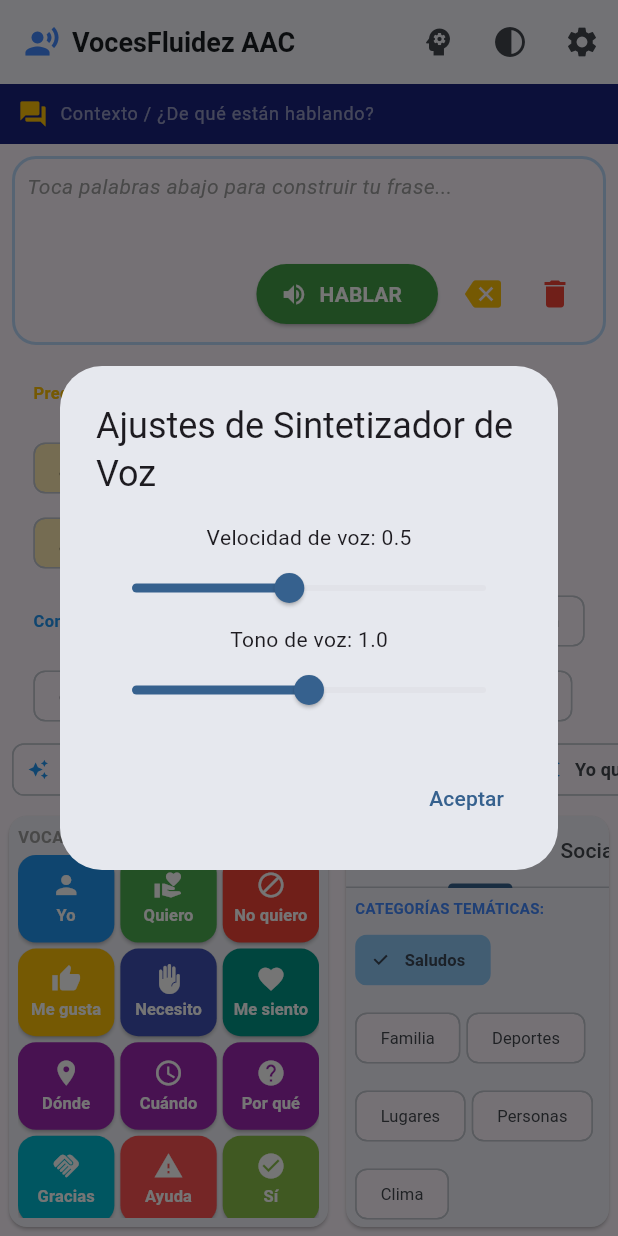
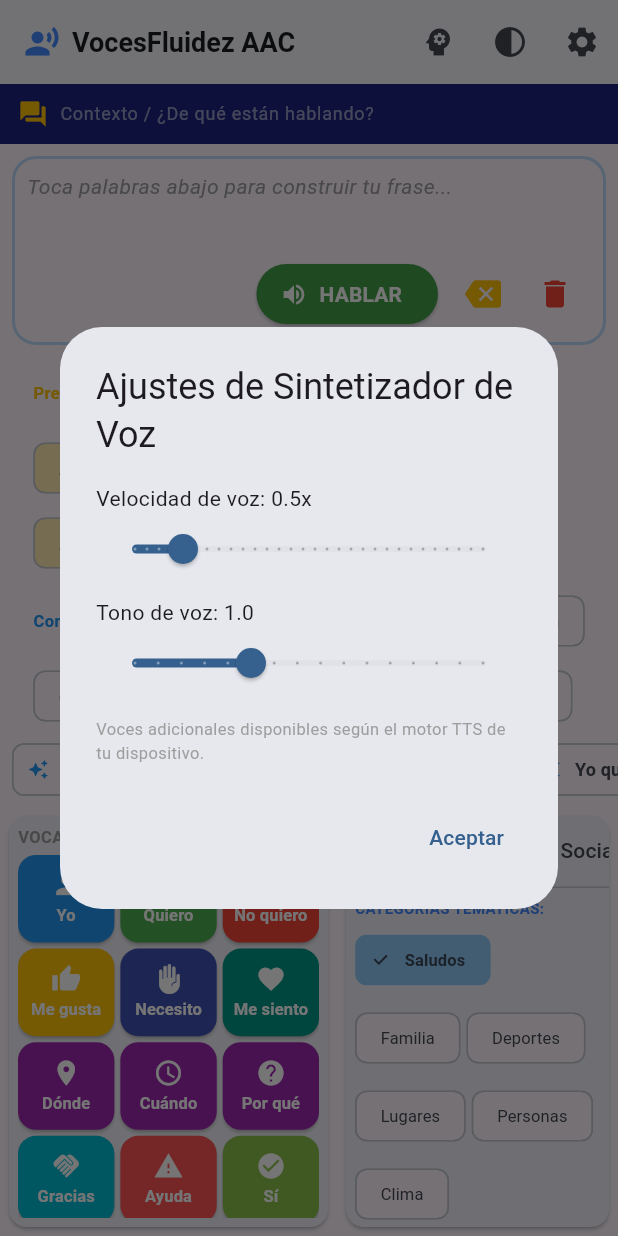
Before and after one commit to PasculiTurpie/voiceAAC, a Flutter app: the screen it shows after launch, after a tap on the "settings" icon, on a phone screen of 412 x 824 dp. Run offline on Flutter 3.47's test engine with Material 3 defaults, Android fonts, the phone set to English and light mode, and no system bars; our stand-ins replace flutter_tts, shared_preferences.

```diff
--- a/lib/main.dart
+++ b/lib/main.dart
@@ -286,9 +286,10 @@ class _MainAACScreenState extends State<MainAACScreen>
   String activeCategory = 'Saludos';
   String _typedText = '';
 
-  double speechRate = 0.5; // FlutterTTS rate ranges 0.0 - 1.0
+  double speechRate = 0.5; // FlutterTTS rate ranges 0.0 - 3.0
   double speechPitch = 1.0;
-  String selectedVoice = '';
+  List<Map<String, String>> availableVoices = [];
+  Map<String, String>? selectedVoiceMap;
 
   List<ChatMessage> chatLog = [
     ChatMessage(
@@ -362,6 +363,32 @@ class _MainAACScreenState extends State<MainAACScreen>
     await flutterTts.setLanguage("es-ES");
     await flutterTts.setSpeechRate(speechRate);
     await flutterTts.setPitch(speechPitch);
+
+    try {
+      var voicesResult = await flutterTts.getVoices;
+      if (voicesResult != null) {
+        List<Map<String, String>> loaded = [];
+        for (var v in voicesResult) {
+          if (v is Map) {
+            String name = v["name"]?.toString() ?? "";
+            String locale = v["locale"]?.toString() ?? "";
+            if (locale.toLowerCase().contains("es") ||
+                name.toLowerCase().contains("spanish") ||
+                name.toLowerCase().contains("es-")) {
+              loaded.add({"name": name, "locale": locale});
+            }
+          }
+        }
+        setState(() {
+          availableVoices = loaded;
+          if (availableVoices.isNotEmpty) {
+            selectedVoiceMap = availableVoices.first;
+          }
+        });
+      }
+    } catch (e) {
+      debugPrint("Error al cargar voces: $e");
+    }
   }
 
   void _loadStoredFavorites() async {
@@ -405,6 +432,9 @@ class _MainAACScreenState extends State<MainAACScreen>
     if (text.trim().isEmpty) return;
     await flutterTts.setSpeechRate(speechRate);
     await flutterTts.setPitch(speechPitch);
+    if (selectedVoiceMap != null) {
+      await flutterTts.setVoice(selectedVoiceMap!);
+    }
     await flutterTts.speak(text);
   }
 
@@ -1370,34 +1400,89 @@ class _MainAACScreenState extends State<MainAACScreen>
     showDialog(
       context: context,
       builder: (context) {
+        return StatefulBuilder(
+          builder: (context, setDialogState) {
             return AlertDialog(
               title: const Text("Ajustes de Sintetizador de Voz"),
-          content: Column(
+              content: SingleChildScrollView(
+                child: Column(
                   mainAxisSize: MainAxisSize.min,
+                  crossAxisAlignment: CrossAxisAlignment.start,
                   children: [
-              Text("Velocidad de voz: ${speechRate.toStringAsFixed(1)}"),
+                    Text("Velocidad de voz: ${speechRate.toStringAsFixed(1)}x"),
                     Slider(
-                value: speechRate,
+                      value: speechRate.clamp(0.1, 3.0),
                       min: 0.1,
-                max: 1.0,
+                      max: 3.0,
+                      divisions: 29,
                       onChanged: (val) {
-                  setState(() {
+                        setDialogState(() {
                           speechRate = val;
                         });
+                        setState(() {});
                       },
                     ),
+                    const SizedBox(height: 8),
                     Text("Tono de voz: ${speechPitch.toStringAsFixed(1)}"),
                     Slider(
-                value: speechPitch,
+                      value: speechPitch.clamp(0.5, 2.0),
                       min: 0.5,
-                max: 1.5,
+                      max: 2.0,
+                      divisions: 15,
                       onChanged: (val) {
-                  setState(() {
+                        setDialogState(() {
                           speechPitch = val;
                         });
+                        setState(() {});
                       },
                     ),
+                    const SizedBox(height: 12),
+                    if (availableVoices.isNotEmpty) ...[
+                      const Text(
+                        "Seleccionar Voz (Español):",
+                        style: TextStyle(
+                          fontWeight: FontWeight.bold,
+                          fontSize: 13,
+                        ),
+                      ),
+                      const SizedBox(height: 4),
+                      DropdownButton<Map<String, String>>(
+                        isExpanded: true,
+                        value: selectedVoiceMap,
+                        items: availableVoices.map((v) {
+                          final name = v["name"] ?? "Voz";
+                          final isMale =
+                              name.toLowerCase().contains("male") ||
+                              name.toLowerCase().contains("jorge") ||
+                              name.toLowerCase().contains("diego") ||
+                              name.toLowerCase().contains("hombre") ||
+                              name.toLowerCase().contains("carlos");
+                          return DropdownMenuItem<Map<String, String>>(
+                            value: v,
+                            child: Text(
+                              "${v["name"]} (${v["locale"]})${isMale ? ' 👨' : ' 👩'}",
+                              overflow: TextOverflow.ellipsis,
+                              style: const TextStyle(fontSize: 12),
+                            ),
+                          );
+                        }).toList(),
+                        onChanged: (val) {
+                          if (val != null) {
+                            setDialogState(() {
+                              selectedVoiceMap = val;
+                            });
+                            setState(() {});
+                            flutterTts.setVoice(val);
+                          }
+                        },
+                      ),
+                    ] else
+                      const Text(
+                        "Voces adicionales disponibles según el motor TTS de tu dispositivo.",
+                        style: TextStyle(fontSize: 11, color: Colors.grey),
+                      ),
                   ],
+                ),
               ),
               actions: [
                 TextButton(
@@ -1408,5 +1493,7 @@ class _MainAACScreenState extends State<MainAACScreen>
             );
           },
         );
+      },
+    );
   }
 }
```
Also changed, not shown: 2 other files. Lines whose indentation alone changed are shown as unchanged.
